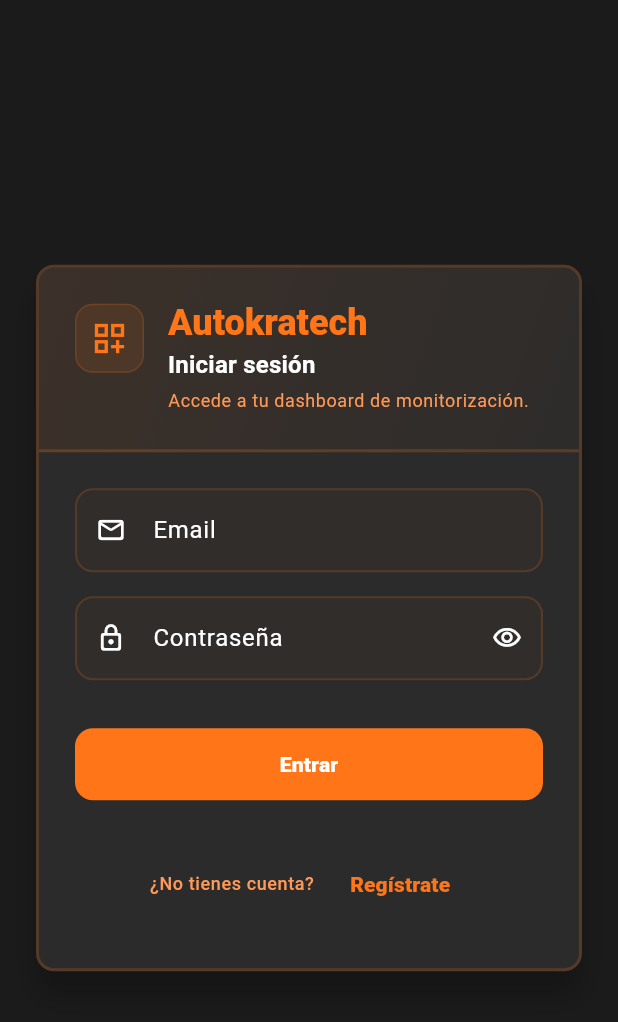
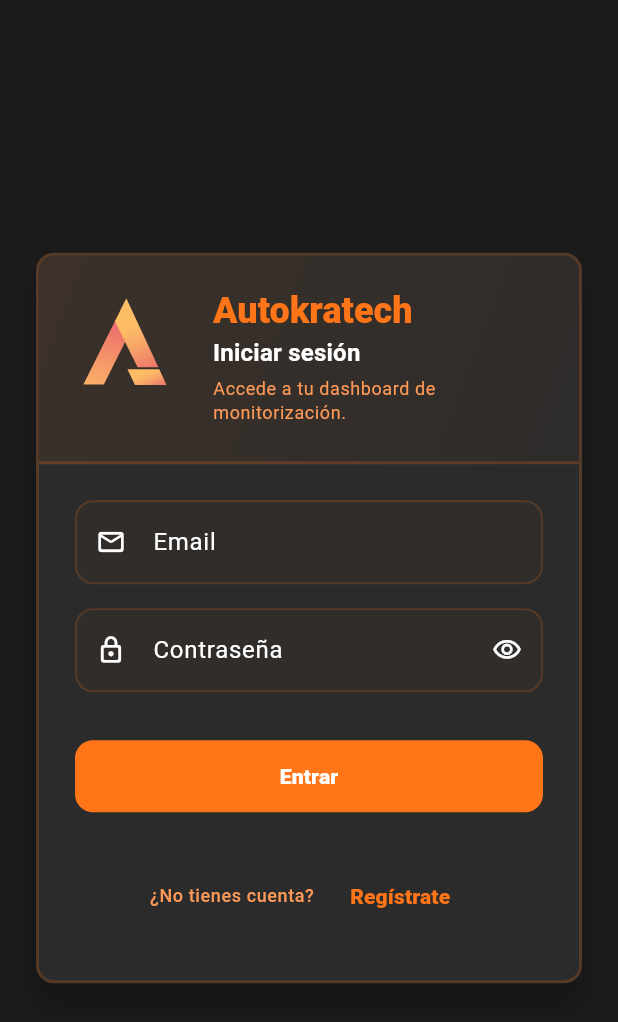
Before and after one commit to Autokratech/Grupo04, a Flutter app: the screen it shows after launch, on a phone screen of 412 x 824 dp. Shown: the top 1022 px of the screen. Run offline on Flutter 3.47's test engine with Material 3 defaults, Android fonts, the phone set to English and light mode, and no system bars; our stand-ins replace flutter_svg, get_it, go_router, shared_preferences, sqflite, sqflite_common_ffi; accounts and stored records are empty.

Commit message:
ui: add logo

```diff
--- a/frontend/lib/features/auth/presentation/screens/auth_screen.dart
+++ b/frontend/lib/features/auth/presentation/screens/auth_screen.dart
@@ -1,4 +1,5 @@
 import 'package:flutter/material.dart';
+import 'package:flutter_svg/svg.dart';
 import 'package:frontend/app/di/service_locator.dart';
 import 'package:frontend/app/router/app_routes.dart';
 import 'package:frontend/core/theme/app_colors.dart';
@@ -8,6 +9,7 @@ import 'package:frontend/features/auth/presentation/states/auth_mode.dart';
 import 'package:frontend/features/auth/presentation/states/auth_state.dart';
 import 'package:frontend/features/auth/presentation/viewmodels/auth_viewmodel.dart';
 import 'package:frontend/features/auth/presentation/widgets/auth_form.dart';
+import 'package:frontend/shared/widgets/app_logo_box.dart';
 import 'package:go_router/go_router.dart';
 
 class AuthScreen extends StatefulWidget {
@@ -206,23 +208,15 @@ class _AuthScreenState extends State<AuthScreen> {
       child: Row(
         crossAxisAlignment: CrossAxisAlignment.start,
         children: [
-          Container(
-            width: 46,
-            height: 46,
-            decoration: BoxDecoration(
-              color: AppColors.primary.withValues(alpha: 0.10),
-              borderRadius: BorderRadius.circular(12),
-              border: Border.all(
-                color: AppColors.primary.withValues(alpha: 0.18),
-              ),
-            ),
-            child: Icon(
-              Icons.dashboard_customize_outlined,
-              color: colorScheme.primary,
-              size: 26,
+          SizedBox(
+            width: 68,
+            height: 68,
+            child: SvgPicture.asset(
+              'assets/icons/logo/a.svg',
+              fit: BoxFit.contain,
             ),
           ),
-          const SizedBox(width: AppSpacing.md),
+          const SizedBox(width: AppSpacing.lg),
           Expanded(
             child: Column(
               crossAxisAlignment: CrossAxisAlignment.start,
--- a/frontend/pubspec.yaml
+++ b/frontend/pubspec.yaml
@@ -63,6 +63,7 @@ dev_dependencies:
 flutter:
   assets:
     - assets/icons/providers/
+    - assets/icons/logo/
 
   # The following line ensures that the Material Icons font is
   # included with your application, so that you can use the icons in
```
Also changed, not shown: frontend/lib/features/dashboard/presentation/screens/dashboard_screen.dart (+9 -0 lines), frontend/lib/features/dashboard/presentation/widgets/dashboard_header.dart (+12 -6 lines), frontend/lib/shared/widgets/app_logo_box.dart (added, +40 -0 lines), frontend/assets/icons/logo/a.svg (added).
